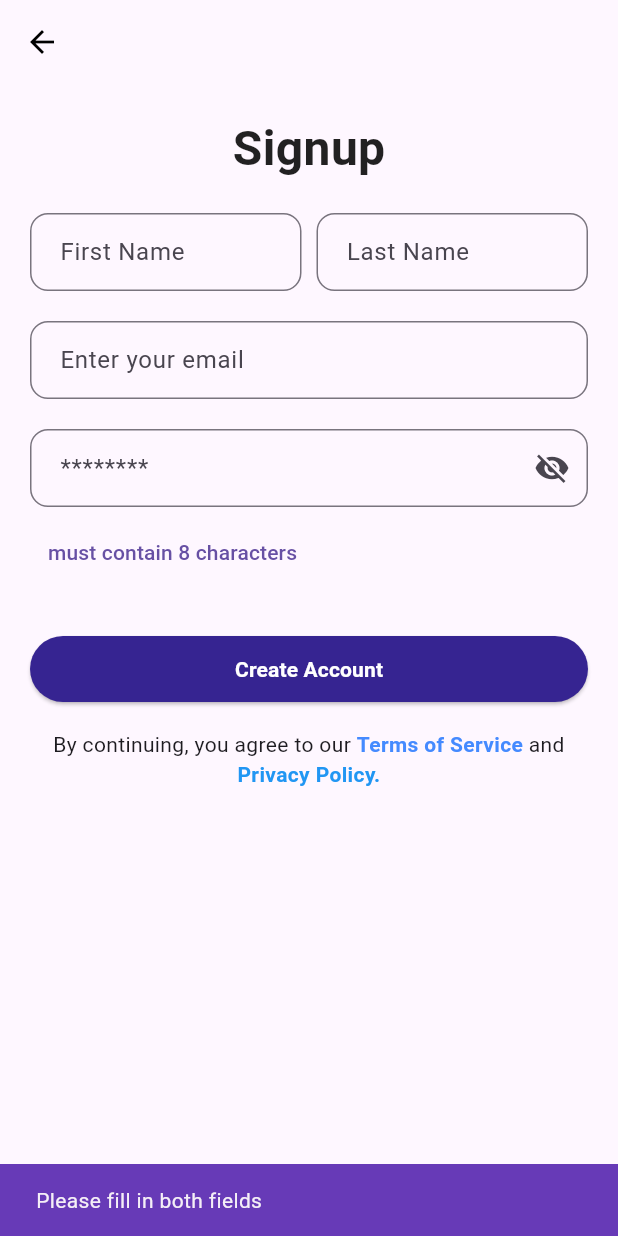
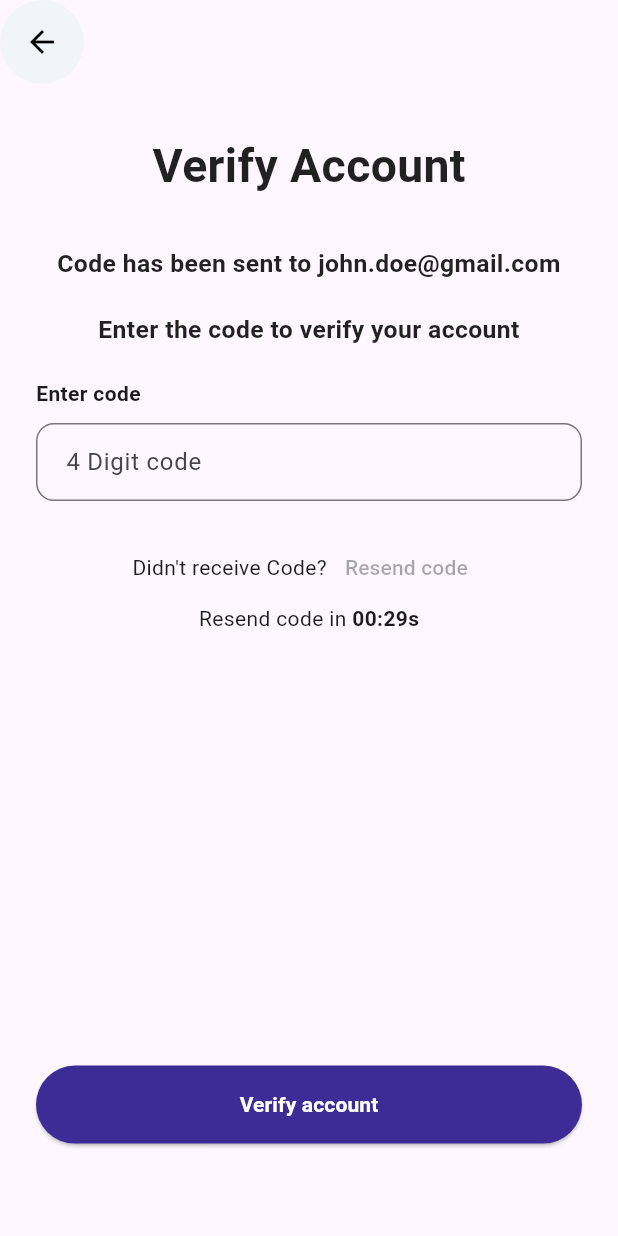
Before and after one commit to divyeshlathiya/Third-eye, a Flutter app: the Signupform screen opened directly, after a tap on "Create Account", on a phone screen of 412 x 824 dp. Run offline on Flutter 3.47's test engine with Material 3 defaults, Android fonts, the phone set to English and light mode, and no system bars; our stand-ins replace flutter_svg, shared_preferences, smooth_page_indicator; accounts and stored records are empty.

```diff
--- a/Third-eye/lib/main.dart
+++ b/Third-eye/lib/main.dart
@@ -2,6 +2,7 @@ import 'package:flutter/material.dart';
 import 'package:smooth_page_indicator/smooth_page_indicator.dart';
 import 'package:flutter_svg/flutter_svg.dart';
 import 'package:thirdeye/login_screen.dart';
+import 'package:thirdeye/screen/about_yourself.dart';
 
 void main() {
   runApp(
@@ -114,10 +115,11 @@ class _OnboardingScreenState extends State<OnboardingScreen> {
           children: [
             TextButton(
               onPressed: () {
-                Navigator.pushReplacement(
+                Navigator.push(
                     context,
                     MaterialPageRoute(
-                      builder: (context) => const LoginScreen(),
+                      // builder: (context) => const LoginScreen(),
+                      builder: (context) => const AboutYourSelfScreen(),
                     ));
               },
               child: const Text("Skip"),
--- /dev/null
+++ b/Third-eye/lib/screen/otp_verfication_screen.dart
@@ -0,0 +1,162 @@
+import 'dart:async';
+import 'package:flutter/material.dart';
+import 'package:thirdeye/sharable_widget/button.dart';
+import 'package:thirdeye/sharable_widget/text_feild.dart';
+
+class OtpVerificationScreen extends StatefulWidget {
+  const OtpVerificationScreen({super.key});
+
+  @override
+  State<OtpVerificationScreen> createState() => _OtpVerificationScreenState();
+}
+
+class _OtpVerificationScreenState extends State<OtpVerificationScreen> {
+  final String _email = "john.doe@gmail.com";
+  final TextEditingController _otpController = TextEditingController();
+
+  int _secondsRemaining = 30;
+  Timer? _timer;
+  bool _canResend = false;
+
+  @override
+  void initState() {
+    super.initState();
+    _startTimer();
+  }
+
+  void _startTimer() {
+    setState(() {
+      _secondsRemaining = 30;
+      _canResend = false;
+    });
+
+    _timer?.cancel(); // Cancel any existing timer
+    _timer = Timer.periodic(const Duration(seconds: 1), (timer) {
+      if (_secondsRemaining > 0) {
+        setState(() {
+          _secondsRemaining--;
+        });
+      } else {
+        timer.cancel();
+        setState(() {
+          _canResend = true;
+        });
+      }
+    });
+  }
+
+  @override
+  void dispose() {
+    _timer?.cancel();
+    _otpController.dispose();
+    super.dispose();
+  }
+
+  @override
+  Widget build(BuildContext context) {
+    final screenWidth = MediaQuery.of(context).size.width;
+    final screenHeight = MediaQuery.of(context).size.height;
+
+    return Scaffold(
+      appBar: AppBar(
+        leading: CircleAvatar(
+          backgroundColor: const Color(0xFFF1F5F9),
+          radius: 0,
+          child: IconButton(
+            padding: EdgeInsets.zero,
+            constraints: const BoxConstraints(),
+            onPressed: () {
+              Navigator.pop(context);
+            },
+            icon: const Icon(Icons.arrow_back, color: Colors.black),
+          ),
+        ),
+      ),
+      body: SafeArea(
+        child: SingleChildScrollView(
+          padding: const EdgeInsets.symmetric(horizontal: 24, vertical: 32),
+          child: Column(
+            crossAxisAlignment: CrossAxisAlignment.start,
+            children: [
+              Center(
+                child: Text(
+                  "Verify Account",
+                  style: TextStyle(
+                    fontSize: screenWidth * 0.075,
+                    fontWeight: FontWeight.bold,
+                    color: Colors.black87,
+                  ),
+                ),
+              ),
+              const SizedBox(height: 32),
+              Center(
+                child: Text(
+                  "Code has been sent to $_email",
+                  textAlign: TextAlign.center,
+                  style: TextStyle(
+                    fontSize: screenWidth * 0.04,
+                    fontWeight: FontWeight.w600,
+                    color: Colors.black87,
+                  ),
+                ),
+              ),
+              const SizedBox(height: 20),
+              Center(
+                child: Text(
+                  "Enter the code to verify your account",
+                  textAlign: TextAlign.center,
+                  style: TextStyle(
+                    fontSize: screenWidth * 0.04,
+                    fontWeight: FontWeight.w600,
+                    color: Colors.black87,
+                  ),
+                ),
+              ),
+              const SizedBox(height: 20),
+              const Text(
+                "Enter code",
+                style: TextStyle(fontWeight: FontWeight.bold),
+              ),
+              const SizedBox(height: 10),
+              MyTextFeild(
+                controller: _otpController,
+                hintText: "4 Digit code",
+              ),
+              const SizedBox(height: 20),
+              Row(
+                mainAxisAlignment: MainAxisAlignment.center,
+                children: [
+                  const Text("Didn't receive Code?"),
+                  TextButton(
+                    onPressed: _canResend
+                        ? () {
+                            // Resend OTP logic here
+                            _startTimer();
+                          }
+                        : null,
+                    style: TextButton.styleFrom(
+                      foregroundColor: _canResend ? Colors.blue : Colors.grey,
+                    ),
+                    child: const Text("Resend code"),
+                  ),
+                ],
+              ),
+              Row(
+                mainAxisAlignment: MainAxisAlignment.center,
+                children: [
+                  const Text("Resend code in "),
+                  Text(
+                    _canResend ? "0" : "00:${_secondsRemaining}s",
+                    style: const TextStyle(fontWeight: FontWeight.bold),
+                  ),
+                ],
+              ),
+              SizedBox(height: screenHeight * 0.35),
+              MyButton(buttonLabel: "Verify account", onPressed: () {})
+            ],
+          ),
+        ),
+      ),
+    );
+  }
+}
--- /dev/null
+++ b/Third-eye/lib/sharable_widget/back_btn.dart
@@ -0,0 +1,17 @@
+import 'package:flutter/material.dart';
+
+class MyBackButton extends StatelessWidget {
+  const MyBackButton({super.key});
+
+  @override
+  Widget build(BuildContext context) {
+    return IconButton(
+      onPressed: () async {
+        FocusScope.of(context).unfocus(); // Close keyboard
+        await Future.delayed(const Duration(milliseconds: 200));
+        if (context.mounted) Navigator.pop(context); // Then pop
+      },
+      icon: const Icon(Icons.arrow_back, color: Colors.black),
+    );
+  }
+}
--- /dev/null
+++ b/Third-eye/lib/sharable_widget/button.dart
@@ -0,0 +1,32 @@
+import 'package:flutter/material.dart';
+
+class MyButton extends StatelessWidget {
+  const MyButton(
+      {super.key, required this.buttonLabel, required this.onPressed});
+  final String buttonLabel;
+  final VoidCallback onPressed;
+
+  @override
+  Widget build(BuildContext context) {
+    return SizedBox(
+      width: double.infinity,
+      child: ElevatedButton(
+        onPressed: onPressed,
+        style: ElevatedButton.styleFrom(
+          backgroundColor: const Color(0xFF3E2C96), // Deep purple
+          shape: RoundedRectangleBorder(
+            borderRadius: BorderRadius.circular(30),
+          ),
+          padding: const EdgeInsets.symmetric(vertical: 16),
+        ),
+        child: Text(
+          buttonLabel,
+          style: TextStyle(
+            color: Colors.white,
+            fontWeight: FontWeight.bold,
+          ),
+        ),
+      ),
+    );
+  }
+}
--- /dev/null
+++ b/Third-eye/lib/sharable_widget/text_feild.dart
@@ -0,0 +1,22 @@
+import 'package:flutter/material.dart';
+
+class MyTextFeild extends StatelessWidget {
+  const MyTextFeild({super.key, this.controller, this.hintText});
+  final TextEditingController? controller;
+  final String? hintText;
+
+  @override
+  Widget build(BuildContext context) {
+    return TextField(
+      controller: controller,
+      decoration: InputDecoration(
+        hintText: hintText,
+        border: OutlineInputBorder(
+          borderRadius: BorderRadius.circular(12),
+        ),
+        contentPadding:
+            const EdgeInsets.symmetric(horizontal: 16, vertical: 14),
+      ),
+    );
+  }
+}
--- a/Third-eye/lib/signupform.dart
+++ b/Third-eye/lib/signupform.dart
@@ -2,6 +2,9 @@ import 'package:flutter/material.dart';
 import 'package:flutter/gestures.dart';
 import 'package:thirdeye/auth/sign_up.dart';
 import 'package:thirdeye/models/User.dart';
+import 'package:thirdeye/screen/otp_verfication_screen.dart';
+import 'package:thirdeye/screen/verified_screen.dart';
+import 'package:thirdeye/sharable_widget/back_btn.dart';
 
 class Signupform extends StatefulWidget {
   const Signupform({super.key});
@@ -17,6 +20,7 @@ class _SignupformState extends State<Signupform> {
   final TextEditingController _emailController = TextEditingController();
   final TextEditingController _passwordController = TextEditingController();
 
+  // ignore: unused_element
   void _signUp() async {
     String firstName = _firstNameController.text;
     String lastName = _lastNameController.text;
@@ -34,13 +38,18 @@ class _SignupformState extends State<Signupform> {
       bool isSignUp = await signUpUser(user);
       if (isSignUp) {
         if (!mounted) return;
-        ScaffoldMessenger.of(context).showSnackBar(
-          const SnackBar(
-            behavior: SnackBarBehavior.floating,
-            content: Text('Account created successfully'),
-            backgroundColor: Colors.deepPurple,
-          ),
-        );
+        Navigator.push(
+            context,
+            MaterialPageRoute(
+              builder: (context) => OtpVerificationScreen(),
+            ));
+        // ScaffoldMessenger.of(context).showSnackBar(
+        //   const SnackBar(
+        //     behavior: SnackBarBehavior.floating,
+        //     content: Text('Account created successfully'),
+        //     backgroundColor: Colors.deepPurple,
+        //   ),
+        // );
         _firstNameController.clear();
         _lastNameController.clear();
         _emailController.clear();
@@ -49,7 +58,7 @@ class _SignupformState extends State<Signupform> {
     } else {
       ScaffoldMessenger.of(context).showSnackBar(
         const SnackBar(
-          content: Text('Please fill in both fields'),
+          content: Text('Please fill all fields'),
           backgroundColor: Colors.deepPurple,
         ),
       );
@@ -68,14 +77,8 @@ class _SignupformState extends State<Signupform> {
   @override
   Widget build(BuildContext context) {
     return Scaffold(
-      appBar: AppBar(
-        leading: IconButton(
-          onPressed: () {
-            Navigator.pop(context);
-          },
-          icon: const Icon(Icons.arrow_back, color: Colors.black),
-        ),
-      ),
+      appBar: AppBar(leading: MyBackButton()),
+      resizeToAvoidBottomInset: true,
       body: SafeArea(
         child: SingleChildScrollView(
           padding: const EdgeInsets.symmetric(horizontal: 20),
@@ -170,7 +173,14 @@ class _SignupformState extends State<Signupform> {
               SizedBox(
                 width: double.infinity,
                 child: ElevatedButton(
-                  onPressed: _signUp,
+                  onPressed: () {
+                    Navigator.push(
+                        context,
+                        MaterialPageRoute(
+                          builder: (context) => OtpVerificationScreen(),
+                          // builder: (context) => VerifiedScreen(),
+                        ));
+                  },
                   style: ElevatedButton.styleFrom(
                     shape: RoundedRectangleBorder(
                       borderRadius: BorderRadius.circular(25),
--- a/Third-eye/pubspec.yaml
+++ b/Third-eye/pubspec.yaml
@@ -38,6 +38,7 @@ dependencies:
   flutter_svg: ^2.2.0
   shared_preferences: ^2.5.3
   http: ^1.4.0
+  intl: ^0.20.2
 
 dev_dependencies:
   flutter_test:
```
Also changed, not shown: Third-eye/lib/loginform.dart (+5 -3 lines), Third-eye/lib/screen/about_yourself.dart (added, +165 -0 lines), Third-eye/lib/screen/verified_screen.dart (added, +42 -0 lines), Third-eye/assets/verified.svg (added), 8 other files.
